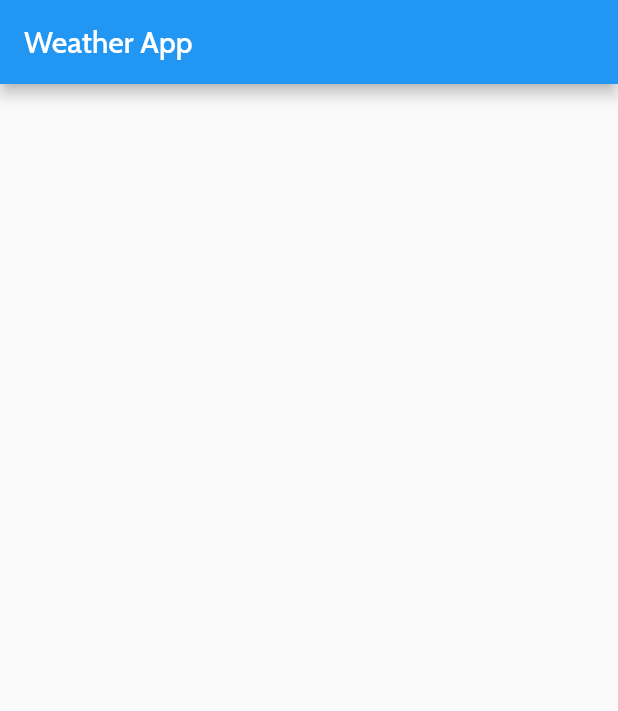
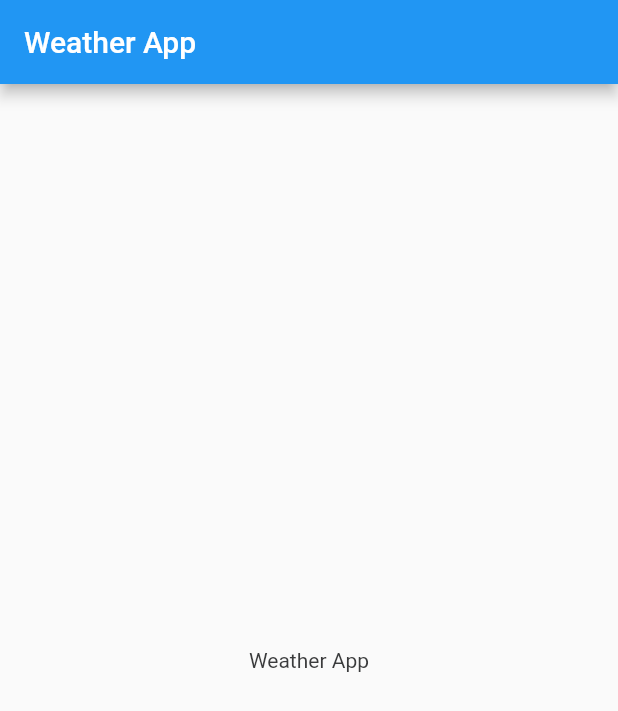
Before and after one commit to blessed-sibanda/flutter-weather_app, a Flutter app: the screen it shows after launch, on a phone screen of 412 x 824 dp. Shown: the top 711 px of the screen. Run offline on Flutter 3.47's test engine with Material 2 defaults, Android fonts, the phone set to English and light mode, and no system bars; project files that could hold a hidden picture were left out.

Commit message:
add styles and theme

```diff
--- a/lib/main.dart
+++ b/lib/main.dart
@@ -1,4 +1,5 @@
 import 'package:flutter/material.dart';
+import 'package:weather_app/styles.dart';
 
 void main() {
   runApp(const MyApp());
@@ -11,7 +12,15 @@ class MyApp extends StatelessWidget {
   Widget build(BuildContext context) {
     final theme = ThemeData(
       fontFamily: 'Cabin',
-      primarySwatch: Colors.blue,
+      primaryColor: AppColor.midnightSky,
+      primaryTextTheme: Theme.of(context).textTheme.apply(
+            bodyColor: AppColor.textColorDark,
+            displayColor: AppColor.textColorDark,
+          ),
+      textTheme: Theme.of(context).textTheme.apply(
+            bodyColor: AppColor.textColorDark,
+            displayColor: AppColor.textColorDark,
+          ),
     );
     return MaterialApp(
       title: 'Weather App',
@@ -38,7 +47,9 @@ class _MyHomePageState extends State<MyHomePage> {
       appBar: AppBar(
         title: Text(widget.title),
       ),
-      body: Container(),
+      body: const Center(
+        child: Text('Weather App'),
+      ),
     );
   }
 }
--- /dev/null
+++ b/lib/styles.dart
@@ -0,0 +1,35 @@
+import 'package:flutter/material.dart';
+
+class AppColor extends Color {
+  AppColor(int value) : super(value);
+
+  static const dawnSky = Color(0xFFE5DAD6);
+  static const dawnSun = Color(0xFFDEA996);
+  static const dawnCloud = Color(0xFFD3C7C2);
+
+  static const noonSky = Color(0xFFFAF6E8);
+  static const noonSun = Color(0xFFF6CC6D);
+  static const noonCloud = Color(0xFFF9EED4);
+
+  static const duskSky = Color(0xFFD0CADA);
+  static const duskSun = Color(0xFFEBB9B7);
+  static const duskCloud = Color(0xFFC0BBBB);
+
+  static const nightSky = Color(0xFF3F3E44);
+  static const nightMoon = Color(0xFF555555);
+  static const nightCloud = Color(0xFF454249);
+
+  static const midnightSky = Color(0xFF262A30);
+  static const midnightMoon = Color(0xFF43454B);
+  static const midnightCloud = Color(0xFF2E3139);
+
+  static const twilightSky = Color(0xFF353C3F);
+  static const twilightMoon = Color(0xFF5D5555);
+  static const twilightCloud = Color(0xFF3C4549);
+
+  static const textColorDark = Color(0xFF3A3B3C);
+  static const textColorLight = Color(0xFFAEAEAE);
+
+  static const cloudColorDark = Color(0xFF2E3139);
+  static const cloudColorLight = Color(0xFFAEAEAE);
+}
```
